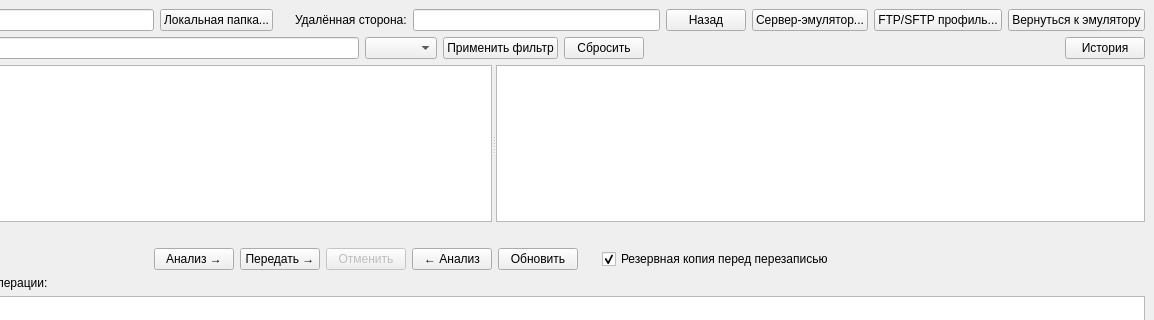
Qt form forms/MainWindow.ui (SochnayaHurma/ftp-client) before a commit; both pictures show x 166 to 1320 and y 0 to 320 of the 1320 by 880 pixel window.
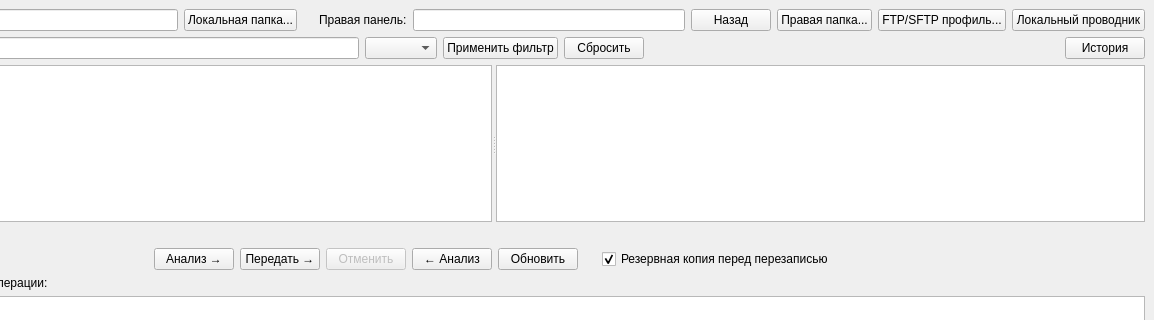
The same form after that commit.

The edit to the form file:
```diff
--- a/forms/MainWindow.ui
+++ b/forms/MainWindow.ui
@@ -53,7 +53,7 @@
       <item>
        <widget class="QLabel" name="remoteLabel">
         <property name="text">
-         <string>Удалённая сторона:</string>
+         <string>Правая панель:</string>
         </property>
        </widget>
       </item>
@@ -70,7 +70,7 @@
       <item>
        <widget class="QPushButton" name="chooseRemoteButton">
         <property name="text">
-         <string>Сервер-эмулятор...</string>
+         <string>Правая папка...</string>
         </property>
        </widget>
       </item>
@@ -84,7 +84,7 @@
       <item>
        <widget class="QPushButton" name="emulatorButton">
         <property name="text">
-         <string>Вернуться к эмулятору</string>
+         <string>Локальный проводник</string>
         </property>
        </widget>
       </item>
```
